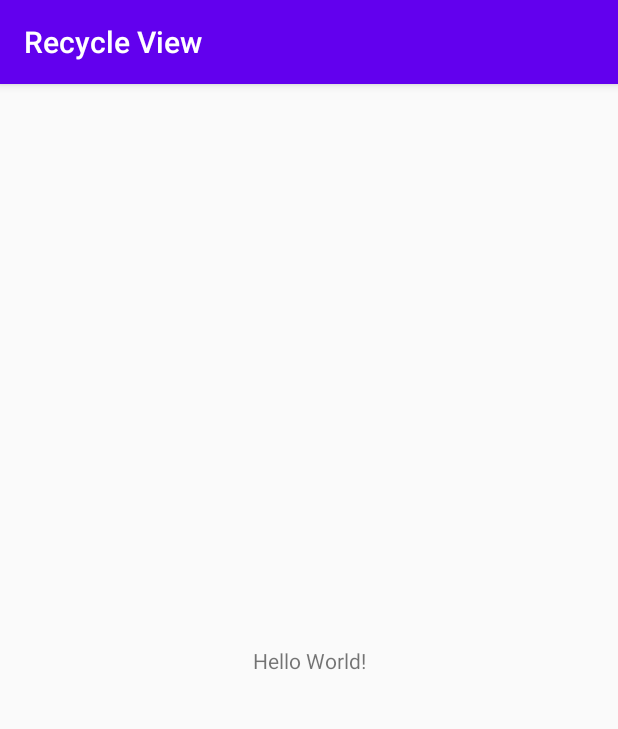
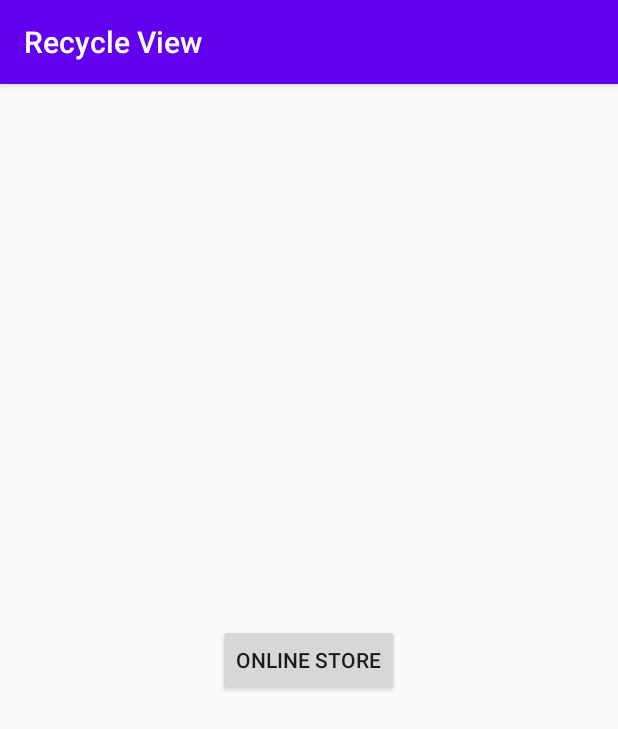
Before and after one commit to aliyashalabayeva/recyclerView, an Android app: the screen it shows after launch (MainActivity), on a phone screen of 412 x 824 dp. Shown: the top 729 px of the screen. Run offline under Robolectric (Android 15) with nearby library versions, the phone set to English and light mode, and no system bars.

Commit message:
recycler view first part

```diff
--- a/app/build.gradle
+++ b/app/build.gradle
@@ -26,6 +26,7 @@ dependencies {
     implementation fileTree(dir: "libs", include: ["*.jar"])
     implementation 'androidx.appcompat:appcompat:1.2.0'
     implementation 'androidx.constraintlayout:constraintlayout:2.0.1'
+    implementation 'androidx.recyclerview:recyclerview:1.1.0'
     testImplementation 'junit:junit:4.12'
     androidTestImplementation 'androidx.test.ext:junit:1.1.2'
     androidTestImplementation 'androidx.test.espresso:espresso-core:3.3.0'
--- a/app/src/main/AndroidManifest.xml
+++ b/app/src/main/AndroidManifest.xml
@@ -9,6 +9,7 @@
         android:roundIcon="@mipmap/ic_launcher_round"
         android:supportsRtl="true"
         android:theme="@style/AppTheme">
+        <activity android:name=".SecondActivity"></activity>
         <activity android:name=".MainActivity">
             <intent-filter>
                 <action android:name="android.intent.action.MAIN" />
--- a/app/src/main/java/com/example/recycleview/MainActivity.java
+++ b/app/src/main/java/com/example/recycleview/MainActivity.java
@@ -2,13 +2,29 @@ package com.example.recycleview;
 
 import androidx.appcompat.app.AppCompatActivity;
 
+import android.content.Intent;
 import android.os.Bundle;
+import android.view.View;
+import android.widget.Button;
 
 public class MainActivity extends AppCompatActivity {
+    private Button button;
 
     @Override
     protected void onCreate(Bundle savedInstanceState) {
         super.onCreate(savedInstanceState);
         setContentView(R.layout.activity_main);
+
+        button = findViewById(R.id.button);
+        button.setOnClickListener(new View.OnClickListener() {
+            @Override
+            public void onClick(View v) {
+                openSecondActivity();
+            }
+        });
+    }
+    public void openSecondActivity(){
+        Intent intent = new Intent(this,SecondActivity.class);
+        startActivity(intent);
     }
 }
--- a/app/src/main/res/layout/activity_main.xml
+++ b/app/src/main/res/layout/activity_main.xml
@@ -1,18 +1,17 @@
 <?xml version="1.0" encoding="utf-8"?>
-<androidx.constraintlayout.widget.ConstraintLayout xmlns:android="http://schemas.android.com/apk/res/android"
+<RelativeLayout xmlns:android="http://schemas.android.com/apk/res/android"
     xmlns:app="http://schemas.android.com/apk/res-auto"
     xmlns:tools="http://schemas.android.com/tools"
     android:layout_width="match_parent"
     android:layout_height="match_parent"
     tools:context=".MainActivity">
 
-    <TextView
+    <Button
+        android:id="@+id/button"
         android:layout_width="wrap_content"
         android:layout_height="wrap_content"
-        android:text="Hello World!"
-        app:layout_constraintBottom_toBottomOf="parent"
-        app:layout_constraintLeft_toLeftOf="parent"
-        app:layout_constraintRight_toRightOf="parent"
-        app:layout_constraintTop_toTopOf="parent" />
+        android:layout_centerVertical="true"
+        android:layout_centerHorizontal="true"
+        android:text="Online Store"/>
 
-</androidx.constraintlayout.widget.ConstraintLayout>
+</RelativeLayout>
--- a/app/src/main/res/values/colors.xml
+++ b/app/src/main/res/values/colors.xml
@@ -3,4 +3,5 @@
     <color name="colorPrimary">#6200EE</color>
     <color name="colorPrimaryDark">#3700B3</color>
     <color name="colorAccent">#03DAC5</color>
+    <color name="black">#000000</color>
 </resources>
```
Also changed, not shown: app/src/main/java/com/example/recycleview/Clothes.java (added, +31 -0 lines), app/src/main/java/com/example/recycleview/SecondActivity.java (added, +38 -0 lines), app/src/main/java/com/example/recycleview/clothesListAdapter.java (added, +60 -0 lines), app/src/main/res/layout/activity_second.xml (added, +14 -0 lines), app/src/main/res/layout/item_clothes.xml (added, +43 -0 lines), app/src/main/res/drawable/socks.png (added), app/src/main/res/drawable/sweater.png (added), app/src/main/res/drawable/tshirt.png (added).
